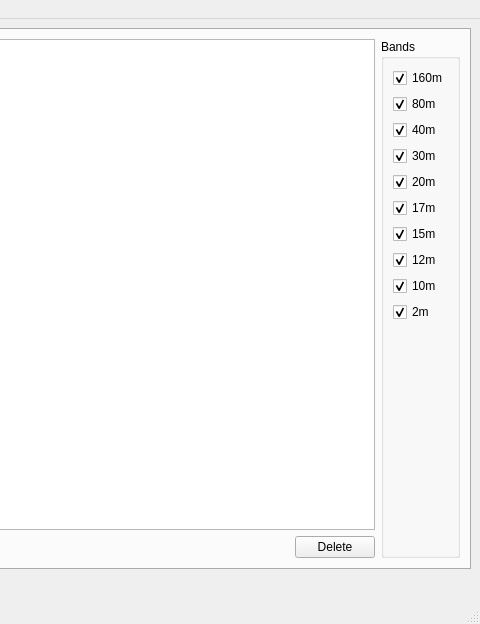
This is mainwindow.ui in eloranta/HamVibe as Qt 5 draws it before an edit; both pictures show x 686 to 1166 and y 0 to 624 of the 1166 by 624 pixel window. The edited form follows.
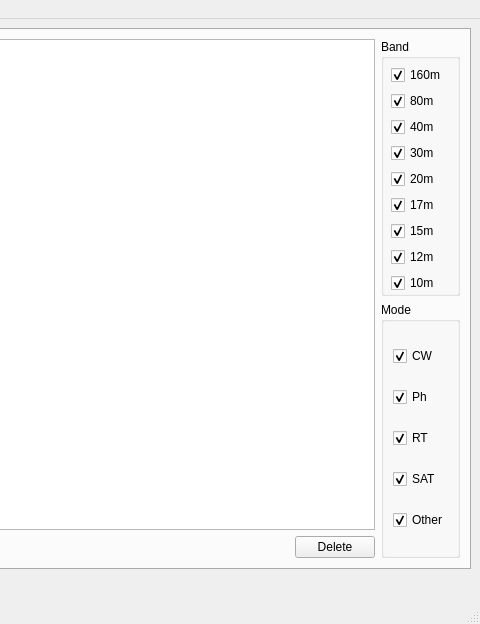
This is the edited form. Custom widgets are drawn as their Qt base class.

Commit message: add filtering by mode

```diff
--- a/mainwindow.ui
+++ b/mainwindow.ui
@@ -1100,45 +1100,79 @@
         <string>SPOT</string>
        </attribute>
        <layout class="QGridLayout" name="gridLayout_6">
-        <item row="0" column="0">
-         <layout class="QVBoxLayout" name="verticalLayout_6">
+        <item row="1" column="1">
+         <widget class="QGroupBox" name="spotModesGroupBox">
+          <property name="title">
+           <string>Mode</string>
+          </property>
+          <layout class="QVBoxLayout" name="verticalLayout_8">
           <item>
-           <widget class="QTableView" name="spotTableView"/>
+            <widget class="QCheckBox" name="spotModeCwCheckBox">
+             <property name="text">
+              <string>CW</string>
+             </property>
+             <property name="checked">
+              <bool>true</bool>
+             </property>
+            </widget>
           </item>
           <item>
-           <layout class="QHBoxLayout" name="horizontalLayout_10">
+            <widget class="QCheckBox" name="spotModePhCheckBox">
+             <property name="text">
+              <string>Ph</string>
+             </property>
+             <property name="checked">
+              <bool>true</bool>
+             </property>
+            </widget>
+           </item>
             <item>
-             <spacer name="horizontalSpacer_11">
-              <property name="orientation">
-               <enum>Qt::Orientation::Horizontal</enum>
-              </property>
-              <property name="sizeHint" stdset="0">
-               <size>
-                <width>40</width>
-                <height>20</height>
-               </size>
-              </property>
-             </spacer>
+            <widget class="QCheckBox" name="spotModeRtCheckBox">
+             <property name="text">
+              <string>RT</string>
+             </property>
+             <property name="checked">
+              <bool>true</bool>
+             </property>
+            </widget>
             </item>
             <item>
-             <widget class="QPushButton" name="spotDeleteButton">
+            <widget class="QCheckBox" name="spotModeSatCheckBox">
               <property name="text">
-               <string>Delete</string>
-              </property>
-             </widget>
-            </item>
-           </layout>
-          </item>
-         </layout>
+              <string>SAT</string>
+             </property>
+             <property name="checked">
+              <bool>true</bool>
+             </property>
+            </widget>
+           </item>
+           <item>
+            <widget class="QCheckBox" name="spotModeOtherCheckBox">
+             <property name="text">
+              <string>Other</string>
+             </property>
+             <property name="checked">
+              <bool>true</bool>
+             </property>
+            </widget>
+           </item>
+          </layout>
+         </widget>
         </item>
         <item row="0" column="1">
          <widget class="QGroupBox" name="spotBandsGroupBox">
           <property name="title">
-           <string>Bands</string>
+           <string>Band</string>
           </property>
-          <layout class="QVBoxLayout" name="verticalLayout_7">
-           <item>
             <widget class="QCheckBox" name="spotBand160CheckBox">
+           <property name="geometry">
+            <rect>
+             <x>10</x>
+             <y>26</y>
+             <width>52</width>
+             <height>20</height>
+            </rect>
+           </property>
              <property name="text">
               <string>160m</string>
              </property>
@@ -1146,9 +1180,15 @@
               <bool>true</bool>
              </property>
             </widget>
-           </item>
-           <item>
             <widget class="QCheckBox" name="spotBand80CheckBox">
+           <property name="geometry">
+            <rect>
+             <x>10</x>
+             <y>52</y>
+             <width>46</width>
+             <height>20</height>
+            </rect>
+           </property>
              <property name="text">
               <string>80m</string>
              </property>
@@ -1156,9 +1196,15 @@
               <bool>true</bool>
              </property>
             </widget>
-           </item>
-           <item>
             <widget class="QCheckBox" name="spotBand40CheckBox">
+           <property name="geometry">
+            <rect>
+             <x>10</x>
+             <y>78</y>
+             <width>46</width>
+             <height>20</height>
+            </rect>
+           </property>
              <property name="text">
               <string>40m</string>
              </property>
@@ -1166,9 +1212,15 @@
               <bool>true</bool>
              </property>
             </widget>
-           </item>
-           <item>
             <widget class="QCheckBox" name="spotBand30CheckBox">
+           <property name="geometry">
+            <rect>
+             <x>10</x>
+             <y>104</y>
+             <width>46</width>
+             <height>20</height>
+            </rect>
+           </property>
              <property name="text">
               <string>30m</string>
              </property>
@@ -1176,9 +1228,15 @@
               <bool>true</bool>
              </property>
             </widget>
-           </item>
-           <item>
             <widget class="QCheckBox" name="spotBand20CheckBox">
+           <property name="geometry">
+            <rect>
+             <x>10</x>
+             <y>130</y>
+             <width>46</width>
+             <height>20</height>
+            </rect>
+           </property>
              <property name="text">
               <string>20m</string>
              </property>
@@ -1186,9 +1244,15 @@
               <bool>true</bool>
              </property>
             </widget>
-           </item>
-           <item>
             <widget class="QCheckBox" name="spotBand17CheckBox">
+           <property name="geometry">
+            <rect>
+             <x>10</x>
+             <y>156</y>
+             <width>46</width>
+             <height>20</height>
+            </rect>
+           </property>
              <property name="text">
               <string>17m</string>
              </property>
@@ -1196,9 +1260,15 @@
               <bool>true</bool>
              </property>
             </widget>
-           </item>
-           <item>
             <widget class="QCheckBox" name="spotBand15CheckBox">
+           <property name="geometry">
+            <rect>
+             <x>10</x>
+             <y>182</y>
+             <width>46</width>
+             <height>20</height>
+            </rect>
+           </property>
              <property name="text">
               <string>15m</string>
              </property>
@@ -1206,9 +1276,15 @@
               <bool>true</bool>
              </property>
             </widget>
-           </item>
-           <item>
             <widget class="QCheckBox" name="spotBand12CheckBox">
+           <property name="geometry">
+            <rect>
+             <x>10</x>
+             <y>208</y>
+             <width>46</width>
+             <height>20</height>
+            </rect>
+           </property>
              <property name="text">
               <string>12m</string>
              </property>
@@ -1216,9 +1292,15 @@
               <bool>true</bool>
              </property>
             </widget>
-           </item>
-           <item>
             <widget class="QCheckBox" name="spotBand10CheckBox">
+           <property name="geometry">
+            <rect>
+             <x>10</x>
+             <y>234</y>
+             <width>46</width>
+             <height>20</height>
+            </rect>
+           </property>
              <property name="text">
               <string>10m</string>
              </property>
@@ -1226,9 +1308,15 @@
               <bool>true</bool>
              </property>
             </widget>
-           </item>
-           <item>
             <widget class="QCheckBox" name="spotBand2CheckBox">
+           <property name="geometry">
+            <rect>
+             <x>10</x>
+             <y>260</y>
+             <width>40</width>
+             <height>20</height>
+            </rect>
+           </property>
              <property name="text">
               <string>2m</string>
              </property>
@@ -1236,22 +1324,38 @@
               <bool>true</bool>
              </property>
             </widget>
-           </item>
+         </widget>
+        </item>
+        <item row="0" column="0" rowspan="2">
+         <layout class="QVBoxLayout" name="verticalLayout_6">
            <item>
-            <spacer name="verticalSpacer_6">
+           <widget class="QTableView" name="spotTableView"/>
+          </item>
+          <item>
+           <layout class="QHBoxLayout" name="horizontalLayout_10">
+            <item>
+             <spacer name="horizontalSpacer_11">
              <property name="orientation">
-              <enum>Qt::Orientation::Vertical</enum>
+               <enum>Qt::Orientation::Horizontal</enum>
              </property>
              <property name="sizeHint" stdset="0">
               <size>
-               <width>20</width>
-               <height>40</height>
+                <width>40</width>
+                <height>20</height>
               </size>
              </property>
             </spacer>
            </item>
-          </layout>
-         </widget>
+            <item>
+             <widget class="QPushButton" name="spotDeleteButton">
+              <property name="text">
+               <string>Delete</string>
+              </property>
+             </widget>
+            </item>
+           </layout>
+          </item>
+         </layout>
         </item>
        </layout>
       </widget>
```
Lines whose indentation alone changed are shown as unchanged. The commit also changes 1 other file.
